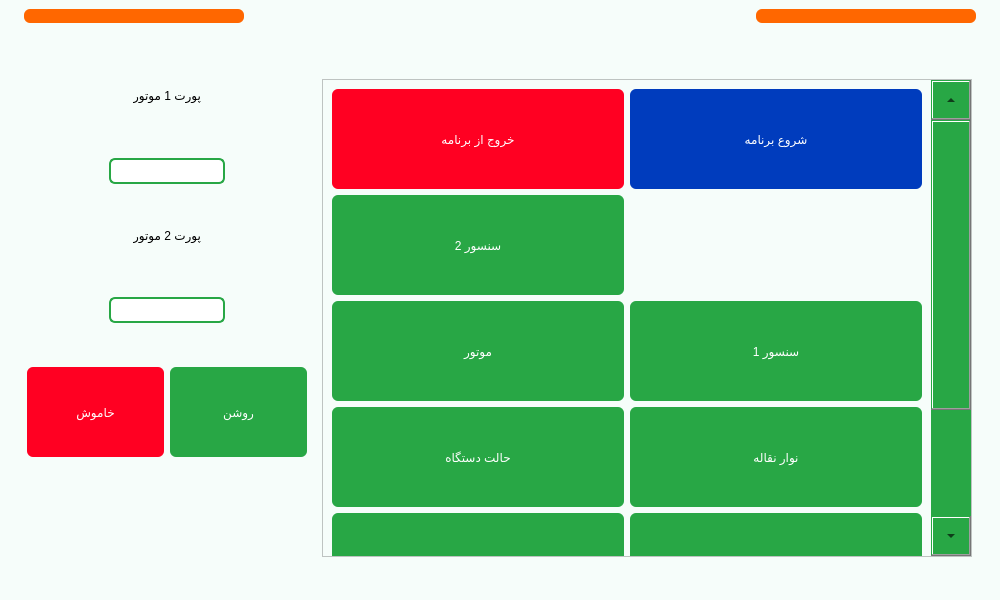
This is main.ui in Farazist/raspberrypi-app as Qt 5 draws it before an edit. The edited form follows.
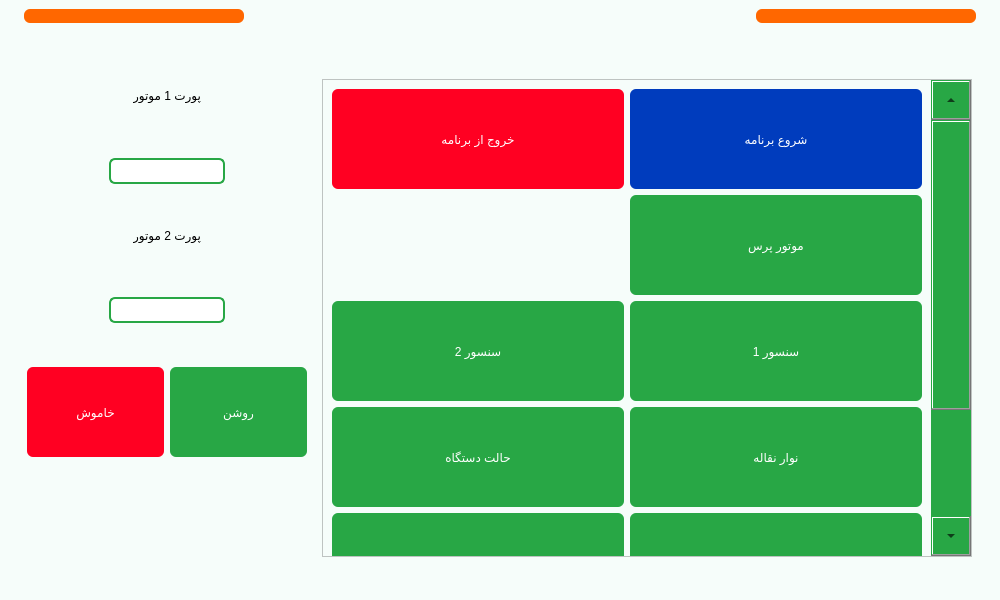
This is the edited form. Icons and pictures are not drawn.

Patch:
```diff
--- a/main.ui
+++ b/main.ui
@@ -2464,7 +2464,7 @@
                 </property>
                </widget>
               </item>
-              <item row="2" column="1">
+              <item row="1" column="3">
                <widget class="QPushButton" name="btnSetting2">
                 <property name="minimumSize">
                  <size>
@@ -2488,7 +2488,7 @@
 }</string>
                 </property>
                 <property name="text">
-                 <string>موتور</string>
+                 <string>موتور پرس</string>
                 </property>
                </widget>
               </item>
@@ -2520,7 +2520,7 @@
                 </property>
                </widget>
               </item>
-              <item row="1" column="1">
+              <item row="2" column="1">
                <widget class="QPushButton" name="btnSetting9">
                 <property name="minimumSize">
                  <size>
```
Left out of the diff: 58 changed lines with no effect on the pictures.
